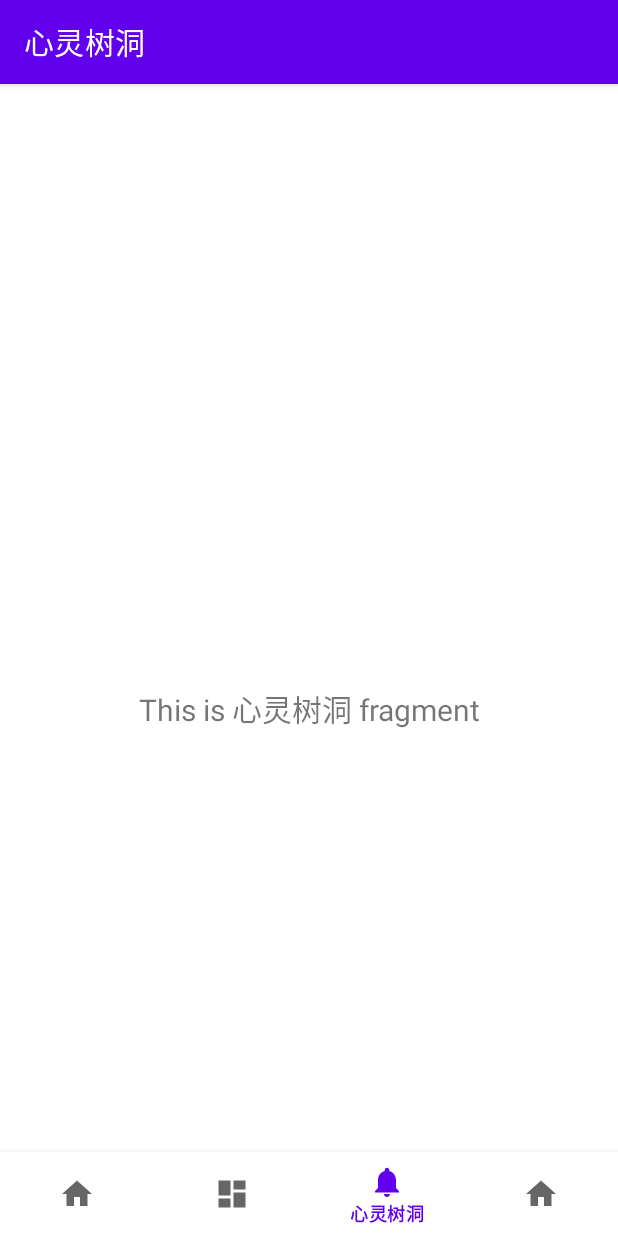
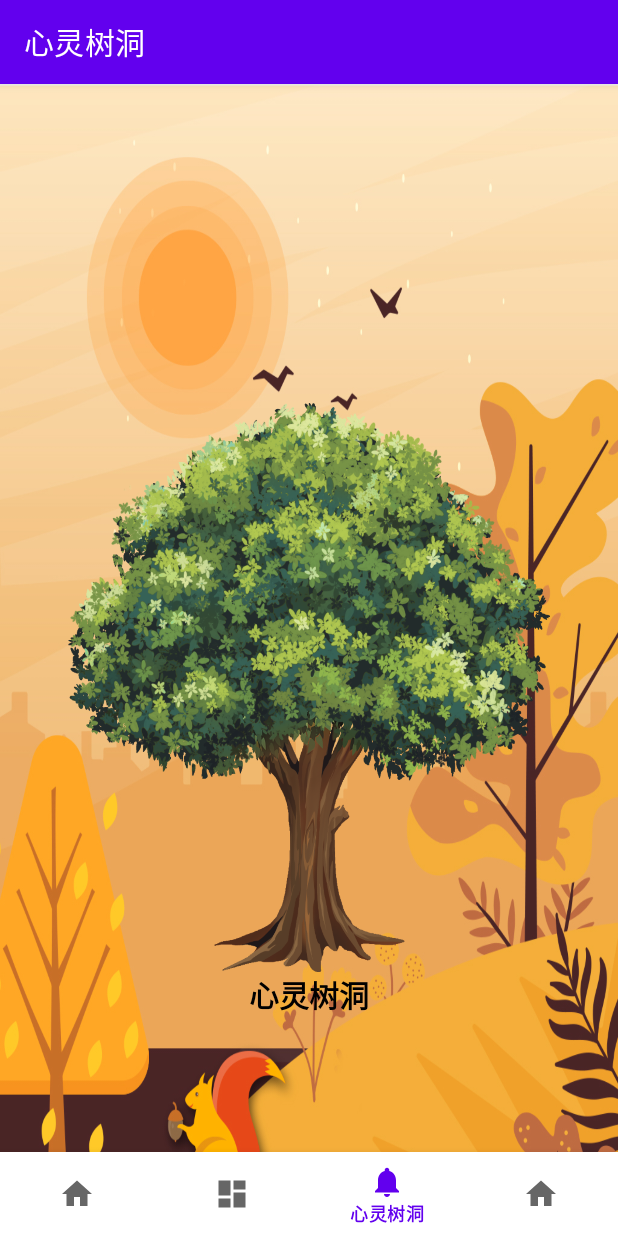
Before and after one commit to TGUClouder/CloudChat_volunteer, an Android app: the SanctuaryFragment screen opened through its navigation route, on a phone screen of 412 x 824 dp. Run offline under Robolectric (Android 15) with nearby library versions, the phone set to English and light mode, and no system bars; our stand-ins replace navigation-ui.

Commit message:
Initial commit
# Conflicts:
#	.idea/compiler.xml
#	.idea/gradle.xml
#	.idea/misc.xml
#	app/src/main/java/com/example/cloudchat_volunteer/MainActivity.java
#	app/src/main/java/com/example/cloudchat_volunteer/ui/mind_sanctuary/SanctuaryFragment.java
#	app/src/main/java/com/example/cloudchat_volunteer/ui/mind_sanctuary/SanctuaryViewModel.java
#	app/src/main/res/layout/activity_main.xml
#	app/src/main/res/layout/fragment_sanctuary.xml
#	app/src/main/res/navigation/mobile_navigation.xml
#	app/src/main/res/values/colors.xml
#	app/src/main/res/values/strings.xml
#	gradle/libs.versions.toml
#	gradle/wrapper/gradle-wrapper.properties

```diff
--- a/app/src/main/java/com/example/cloudchat_volunteer/MainActivity.java
+++ b/app/src/main/java/com/example/cloudchat_volunteer/MainActivity.java
@@ -2,7 +2,6 @@ package com.example.cloudchat_volunteer;
 
 import android.os.Bundle;
 
-import com.example.cloudchat_volunteer.databinding.ActivityMainBinding;
 import com.google.android.material.bottomnavigation.BottomNavigationView;
 
 import androidx.appcompat.app.AppCompatActivity;
@@ -11,6 +10,7 @@ import androidx.navigation.Navigation;
 import androidx.navigation.ui.AppBarConfiguration;
 import androidx.navigation.ui.NavigationUI;
 
+import com.example.cloudchat_volunteer.databinding.ActivityMainBinding;
 
 public class MainActivity extends AppCompatActivity {
 
@@ -19,13 +19,13 @@ public class MainActivity extends AppCompatActivity {
     @Override
     protected void onCreate(Bundle savedInstanceState) {
         super.onCreate(savedInstanceState);
-
         binding = ActivityMainBinding.inflate(getLayoutInflater());
         setContentView(binding.getRoot());
 
         BottomNavigationView navView = findViewById(R.id.nav_view);
         // Passing each menu ID as a set of Ids because each
         // menu should be considered as top level destinations.
+        //
         AppBarConfiguration appBarConfiguration = new AppBarConfiguration.Builder(
                 R.id.navigation_lecture, R.id.navigation_workshop, R.id.navigation_sanctuary, R.id.navigation_account)
                 .build();
--- a/app/src/main/java/com/example/cloudchat_volunteer/ui/mind_sanctuary/SanctuaryFragment.java
+++ b/app/src/main/java/com/example/cloudchat_volunteer/ui/mind_sanctuary/SanctuaryFragment.java
@@ -4,35 +4,44 @@ import android.os.Bundle;
 import android.view.LayoutInflater;
 import android.view.View;
 import android.view.ViewGroup;
-import android.widget.TextView;
+import android.widget.ImageView;
+import android.widget.LinearLayout;
 
 import androidx.annotation.NonNull;
+import androidx.annotation.Nullable;
 import androidx.fragment.app.Fragment;
-import androidx.lifecycle.ViewModelProvider;
-
-import com.example.cloudchat_volunteer.databinding.FragmentSanctuaryBinding;
-
+import androidx.navigation.NavController;
+import androidx.navigation.Navigation;
+import com.example.cloudchat_volunteer.R;
 
 public class SanctuaryFragment extends Fragment {
 
-    private FragmentSanctuaryBinding binding;
+    @Nullable
+    @Override
+    public View onCreateView(@NonNull LayoutInflater inflater, @Nullable ViewGroup container, @Nullable Bundle savedInstanceState) {
+        View view = inflater.inflate(R.layout.fragment_sanctuary, container, false);
+        LinearLayout ivTree = view.findViewById(R.id.tree_section);
+        // 设置点击事件
 
-    public View onCreateView(@NonNull LayoutInflater inflater,
-                             ViewGroup container, Bundle savedInstanceState) {
-        SanctuaryViewModel sanctuaryViewModel =
-                new ViewModelProvider(this).get(SanctuaryViewModel.class);
+        ivTree.setOnClickListener(v -> {
+            // 添加动画效果
+            animateView(v, () -> {
+                NavController navController = Navigation.findNavController(view);
+                navController.navigate(R.id.action_sanctuary_to_tree);
+            });
+        });
 
-        binding = FragmentSanctuaryBinding.inflate(inflater, container, false);
-        View root = binding.getRoot();
-
-        final TextView textView = binding.textSanctuary;
-        sanctuaryViewModel.getText().observe(getViewLifecycleOwner(), textView::setText);
-        return root;
+        return view;
     }
-
-    @Override
-    public void onDestroyView() {
-        super.onDestroyView();
-        binding = null;
+    private void animateView(View view, Runnable endAction) {
+        view.animate()
+                .scaleX(1.1f)
+                .scaleY(1.1f)
+                .setDuration(100)
+                .withEndAction(() -> {
+                    view.animate().scaleX(1.0f).scaleY(1.0f).setDuration(100).start();
+                    endAction.run();
+                })
+                .start();
     }
 }
--- a/app/src/main/java/com/example/cloudchat_volunteer/ui/mind_sanctuary/SanctuaryViewModel.java
+++ b/app/src/main/java/com/example/cloudchat_volunteer/ui/mind_sanctuary/SanctuaryViewModel.java
@@ -1,4 +1,4 @@
-package com.example.cloudchat_volunteer.ui.mind_sanctuary;
+package com.example.cloudchat_user.ui.mind_sanctuary;
 
 import androidx.lifecycle.LiveData;
 import androidx.lifecycle.MutableLiveData;
--- a/app/src/main/res/layout/activity_main.xml
+++ b/app/src/main/res/layout/activity_main.xml
@@ -4,7 +4,7 @@
     android:id="@+id/container"
     android:layout_width="match_parent"
     android:layout_height="match_parent"
-    android:paddingTop="?attr/actionBarSize">
+    android:paddingTop="0dp">
 
     <com.google.android.material.bottomnavigation.BottomNavigationView
         android:id="@+id/nav_view"
--- a/app/src/main/res/layout/fragment_sanctuary.xml
+++ b/app/src/main/res/layout/fragment_sanctuary.xml
@@ -4,20 +4,31 @@
     xmlns:tools="http://schemas.android.com/tools"
     android:layout_width="match_parent"
     android:layout_height="match_parent"
-    tools:context=".ui.mind_sanctuary.SanctuaryFragment">
-    <!--context绑定ui逻辑-->
-
-    <TextView
-        android:id="@+id/text_sanctuary"
-        android:layout_width="match_parent"
-        android:layout_height="wrap_content"
-        android:layout_marginStart="8dp"
-        android:layout_marginTop="8dp"
-        android:layout_marginEnd="8dp"
-        android:textAlignment="center"
-        android:textSize="20sp"
+    android:background="@drawable/background"
+    android:fitsSystemWindows="true"
+    tools:context=".MainActivity">
+    <LinearLayout
+        android:id="@+id/tree_section"
+        android:layout_width="321dp"
+        android:layout_height="379dp"
+        android:layout_marginBottom="176dp"
+        android:background="@drawable/tree"
+        android:gravity="center"
+        android:orientation="vertical"
         app:layout_constraintBottom_toBottomOf="parent"
         app:layout_constraintEnd_toEndOf="parent"
         app:layout_constraintStart_toStartOf="parent"
-        app:layout_constraintTop_toTopOf="parent" />
+        app:layout_constraintVertical_weight="1"></LinearLayout>
+
+    <TextView
+        android:id="@+id/tv_tree_title"
+        android:layout_width="wrap_content"
+        android:layout_height="wrap_content"
+        android:text="心灵树洞"
+        android:textColor="@android:color/black"
+        android:textSize="20sp"
+        android:textStyle="bold"
+        app:layout_constraintEnd_toEndOf="@id/tree_section"
+        app:layout_constraintStart_toStartOf="@id/tree_section"
+        app:layout_constraintTop_toBottomOf="@id/tree_section" />
 </androidx.constraintlayout.widget.ConstraintLayout>
--- a/app/src/main/res/navigation/mobile_navigation.xml
+++ b/app/src/main/res/navigation/mobile_navigation.xml
@@ -5,24 +5,40 @@
     android:id="@+id/mobile_navigation"
     app:startDestination="@id/navigation_lecture">
 
+    <!-- Lecture Fragment -->
     <fragment
         android:id="@+id/navigation_lecture"
         android:name="com.example.cloudchat_volunteer.ui.interactive_lecture.LectureFragment"
         android:label="@string/title_lecture"
         tools:layout="@layout/fragment_lecture" />
 
+    <!-- Workshop Fragment -->
     <fragment
         android:id="@+id/navigation_workshop"
         android:name="com.example.cloudchat_volunteer.ui.science_workshop.WorkshopFragment"
         android:label="@string/title_workshop"
         tools:layout="@layout/fragment_workshop" />
 
+    <!-- Sanctuary Fragment -->
     <fragment
         android:id="@+id/navigation_sanctuary"
         android:name="com.example.cloudchat_volunteer.ui.mind_sanctuary.SanctuaryFragment"
         android:label="@string/title_sanctuary"
-        tools:layout="@layout/fragment_sanctuary" />
+        tools:layout="@layout/fragment_sanctuary">
+        <!-- 跳转到 TreeFragment -->
+        <action
+            android:id="@+id/action_sanctuary_to_tree"
+            app:destination="@id/navigation_tree" />
+    </fragment>
 
+    <!-- Tree Fragment -->
+    <fragment
+        android:id="@+id/navigation_tree"
+        android:name="com.example.cloudchat_volunteer.ui.mind_sanctuary.TreeFragment"
+        android:label="@string/title_tree"
+        tools:layout="@layout/fragment_tree" />
+
+    <!-- Account Fragment -->
     <fragment
         android:id="@+id/navigation_account"
         android:name="com.example.cloudchat_volunteer.ui.my_account.AccountFragment"
--- a/app/src/main/res/values/colors.xml
+++ b/app/src/main/res/values/colors.xml
@@ -7,4 +7,6 @@
     <color name="teal_700">#FF018786</color>
     <color name="black">#FF000000</color>
     <color name="white">#FFFFFFFF</color>
+    <color name="default_item_color">#00FFFFFF</color>
+    <color name="selected_item_color">#CFDE3D</color>
 </resources>
--- a/gradle/libs.versions.toml
+++ b/gradle/libs.versions.toml
@@ -1,5 +1,5 @@
 [versions]
-agp = "8.8.0"
+agp = "8.5.0"
 junit = "4.13.2"
 junitVersion = "1.1.5"
 espressoCore = "3.5.1"
```
Also changed, not shown: app/src/main/java/com/example/cloudchat_volunteer/adapter/UserAdapter.java (added, +92 -0 lines), app/src/main/java/com/example/cloudchat_volunteer/data/User.java (added, +25 -0 lines), app/src/main/java/com/example/cloudchat_volunteer/ui/mind_sanctuary/TreeFragment.java (added, +103 -0 lines), app/src/main/res/layout/fragment_tree.xml (added, +76 -0 lines), app/src/main/res/layout/item_user.xml (added, +33 -0 lines), app/src/main/res/values/strings.xml (+13 -1 lines), app/src/main/res/drawable/background.jpg (added), app/src/main/res/drawable/tree.png (added), gradle/wrapper/gradle-wrapper.properties.
